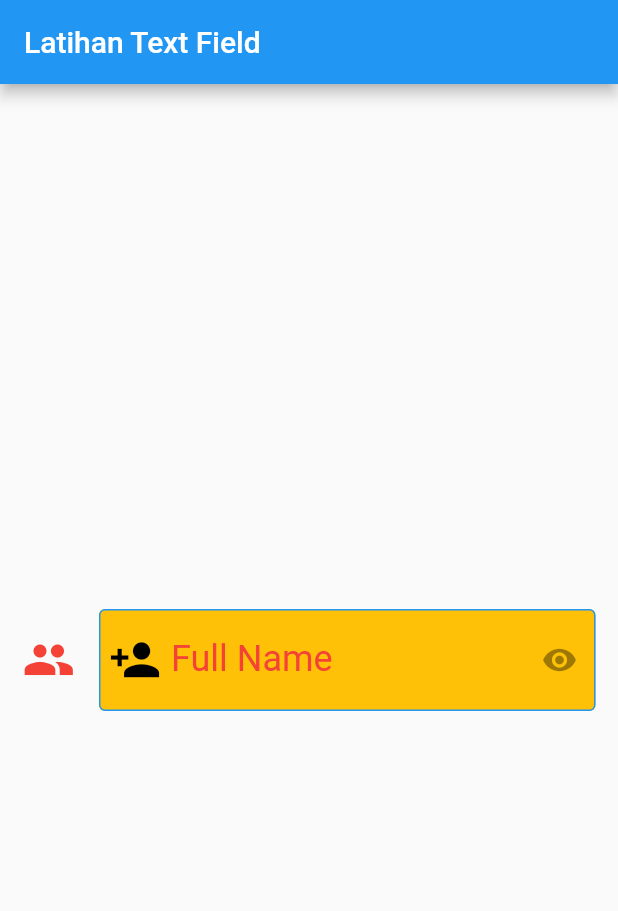
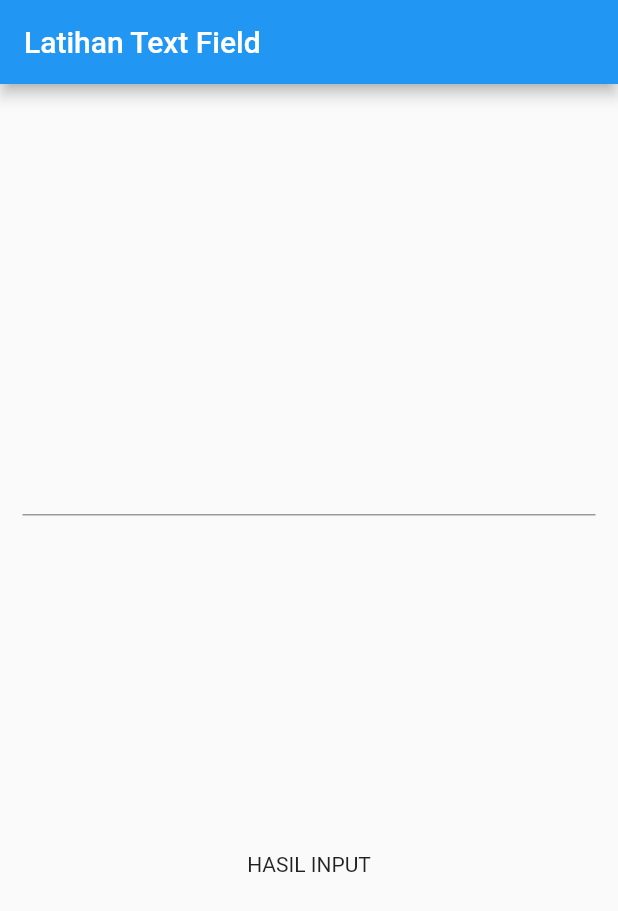
Before and after one commit to haffsriyandrayusuf/flutter-dasar, a Flutter app: the screen it shows after launch, on a phone screen of 412 x 824 dp. Shown: the top 911 px of the screen. Run offline on Flutter 3.47's test engine with Material 2 defaults, Android fonts, the phone set to English and light mode, and no system bars; our stand-ins replace faker.

Commit message:
flutter_13_text_field_widget : control

```diff
--- a/flutter_13_text_field_widget/analysis_options.yaml
+++ b/flutter_13_text_field_widget/analysis_options.yaml
@@ -22,8 +22,9 @@ linter:
   # `// ignore_for_file: name_of_lint` syntax on the line or in the file
   # producing the lint.
   rules:
-    # avoid_print: false  # Uncomment to disable the `avoid_print` rule
+    avoid_print: false  # Uncomment to disable the `avoid_print` rule
     # prefer_single_quotes: true  # Uncomment to enable the `prefer_single_quotes` rule
+    prefer_const_constructors: false
 
 # Additional information about this file can be found at
 # https://dart.dev/guides/language/analysis-options
--- a/flutter_13_text_field_widget/lib/main.dart
+++ b/flutter_13_text_field_widget/lib/main.dart
@@ -4,9 +4,16 @@ void main() {
   runApp(const MyApp());
 }
 
-class MyApp extends StatelessWidget {
+class MyApp extends StatefulWidget {
   const MyApp({Key? key}) : super(key: key);
 
+  @override
+  State<MyApp> createState() => _MyAppState();
+}
+
+class _MyAppState extends State<MyApp> {
+  final TextEditingController myController = TextEditingController();
+  String hasilInput = 'HASIL INPUT';
   @override
   Widget build(BuildContext context) {
     return MaterialApp(
@@ -15,10 +22,13 @@ class MyApp extends StatelessWidget {
         appBar: AppBar(
           title: const Text('Latihan Text Field'),
         ),
-        body: const Center(
+        body: Center(
           child: Padding(
             padding: EdgeInsets.all(15.0),
-            child: TextField(
+            child: Column(
+              mainAxisAlignment: MainAxisAlignment.spaceEvenly,
+              children: [
+                TextField(
                   // ! FEATURES TEXTFIELD
                   // autocorrect: true,
                   // autofocus: true,
@@ -31,58 +41,77 @@ class MyApp extends StatelessWidget {
                   // readOnly: true,
 
                   // ! DECORATION TEXTFIELD
-              textAlign: TextAlign.start,
-              textAlignVertical: TextAlignVertical.top,
-              textCapitalization: TextCapitalization.characters,
-              style: TextStyle(
-                color: Colors.red,
-                fontSize: 24,
+                  // textAlign: TextAlign.start,
+                  // textAlignVertical: TextAlignVertical.top,
+                  // textCapitalization: TextCapitalization.characters,
+                  // style: TextStyle(
+                  //   color: Colors.red,
+                  //   fontSize: 24,
+                  // ),
+                  // decoration: InputDecoration(
+                  //   filled: true,
+                  //   fillColor: Colors.amber,
+                  //   icon: Icon(
+                  //     Icons.people,
+                  //     size: 35,
+                  //     color: Colors.red,
+                  //   ),
+                  //   border: OutlineInputBorder(),
+                  //   focusedBorder: OutlineInputBorder(
+                  //     borderSide: BorderSide(
+                  //       color: Colors.red,
+                  //     ),
+                  //   ),
+                  //   enabledBorder: OutlineInputBorder(
+                  //     borderSide: BorderSide(
+                  //       color: Colors.blue,
+                  //     ),
+                  //   ),
+                  //   hintText: 'Input Your Name',
+                  //   hintStyle: TextStyle(
+                  //     color: Colors.red,
+                  //     fontSize: 24,
+                  //   ),
+                  //   labelText: 'Full Name',
+                  //   labelStyle: TextStyle(
+                  //     color: Colors.red,
+                  //     fontSize: 24,
+                  //   ),
+                  //   prefixText: 'Name : ',
+                  //   prefixIcon: Icon(
+                  //     Icons.person_add,
+                  //     size: 35,
+                  //   ),
+                  //   prefixStyle: TextStyle(
+                  //     color: Colors.red,
+                  //     fontSize: 24,
+                  //   ),
+                  //   prefixIconColor: Colors.black,
+                  //   suffixIcon: IconButton(
+                  //     icon: Icon(Icons.remove_red_eye),
+                  //     onPressed: null,
+                  //   ),
+                  //   suffixIconColor: Colors.red,
+                  // ),
+
+                  // ! CONTROLTEXTFIELD
+                  controller: myController,
+                  onChanged: (value) {
+                    print('ONCHANGE');
+                  },
+                  onSubmitted: (value) {
+                    print('EDIT SUCCESS');
+                    setState(() {
+                      hasilInput = value;
+                    });
+                  },
+                  // onEditingComplete: () {
+                  // print('EDIT SUCCESS');
+                  // print(myController.text);
+                  // },
                 ),
-              decoration: InputDecoration(
-                filled: true,
-                fillColor: Colors.amber,
-                icon: Icon(
-                  Icons.people,
-                  size: 35,
-                  color: Colors.red,
-                ),
-                border: OutlineInputBorder(),
-                focusedBorder: OutlineInputBorder(
-                  borderSide: BorderSide(
-                    color: Colors.red,
-                  ),
-                ),
-                enabledBorder: OutlineInputBorder(
-                  borderSide: BorderSide(
-                    color: Colors.blue,
-                  ),
-                ),
-                hintText: 'Input Your Name',
-                hintStyle: TextStyle(
-                  color: Colors.red,
-                  fontSize: 24,
-                ),
-                labelText: 'Full Name',
-                labelStyle: TextStyle(
-                  color: Colors.red,
-                  fontSize: 24,
-                ),
-                prefixText: 'Name : ',
-                prefixIcon: Icon(
-                  Icons.person_add,
-                  size: 35,
-                ),
-                prefixStyle: TextStyle(
-                  color: Colors.red,
-                  fontSize: 24,
-                ),
-                prefixIconColor: Colors.black,
-                suffixIcon: IconButton(
-                  icon: Icon(Icons.remove_red_eye),
-                  onPressed: null,
-                ),
-                suffixIconColor: Colors.red,
-              ),
+                Text(hasilInput),
+              ],
             ),
           ),
         ),
```
Lines whose indentation alone changed are shown as unchanged.
